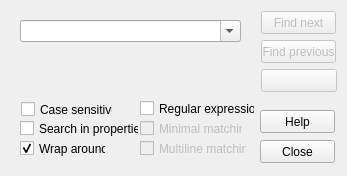
Qt form finditemsdialog.ui (kambala-decapitator/MedianXLOfflineTools) before a commit.
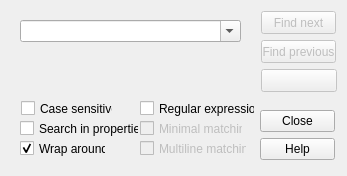
The same form after that commit.

Commit message:
removed QObject inheritance and changed Q_OBJECT to Q_GADGET for meta enums;
added new class to display help from Search and Sort.

What changed in the file:
```diff
--- a/finditemsdialog.ui
+++ b/finditemsdialog.ui
@@ -49,7 +49,7 @@
    <property name="geometry">
     <rect>
      <x>21</x>
-     <y>101</y>
+     <y>100</y>
      <width>92</width>
      <height>17</height>
     </rect>
@@ -134,25 +134,6 @@
     </sizepolicy>
    </property>
   </widget>
-  <widget class="QPushButton" name="closeButton">
-   <property name="geometry">
-    <rect>
-     <x>260</x>
-     <y>140</y>
-     <width>75</width>
-     <height>23</height>
-    </rect>
-   </property>
-   <property name="sizePolicy">
-    <sizepolicy hsizetype="Minimum" vsizetype="Fixed">
-     <horstretch>0</horstretch>
-     <verstretch>0</verstretch>
-    </sizepolicy>
-   </property>
-   <property name="text">
-    <string>Close</string>
-   </property>
-  </widget>
   <widget class="QPushButton" name="nextButton">
    <property name="enabled">
     <bool>false</bool>
@@ -216,17 +197,20 @@
     <string>Multiline matching</string>
    </property>
   </widget>
-  <widget class="QPushButton" name="helpButton">
+  <widget class="QDialogButtonBox" name="buttonBox">
    <property name="geometry">
     <rect>
      <x>260</x>
      <y>110</y>
      <width>75</width>
-     <height>23</height>
+     <height>52</height>
     </rect>
    </property>
-   <property name="text">
-    <string>Help</string>
+   <property name="orientation">
+    <enum>Qt::Vertical</enum>
+   </property>
+   <property name="standardButtons">
+    <set>QDialogButtonBox::Close|QDialogButtonBox::Help</set>
    </property>
   </widget>
  </widget>
```
Left out of the diff: 32 changed lines with no effect on the pictures. The commit also changes 13 other files.
